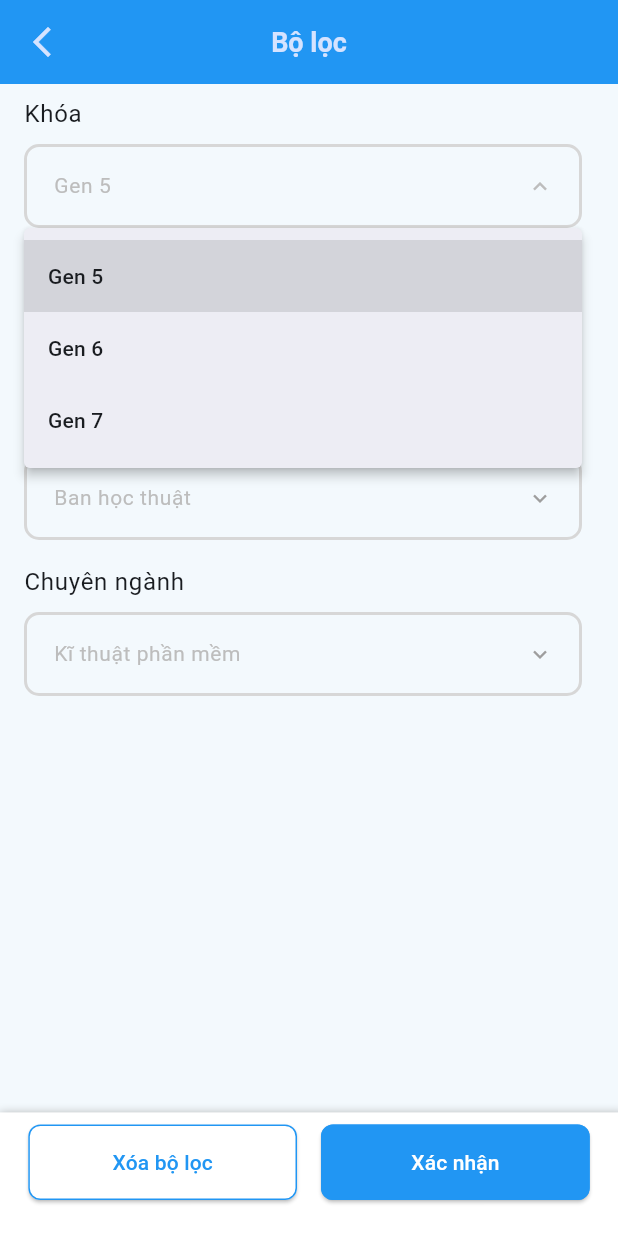
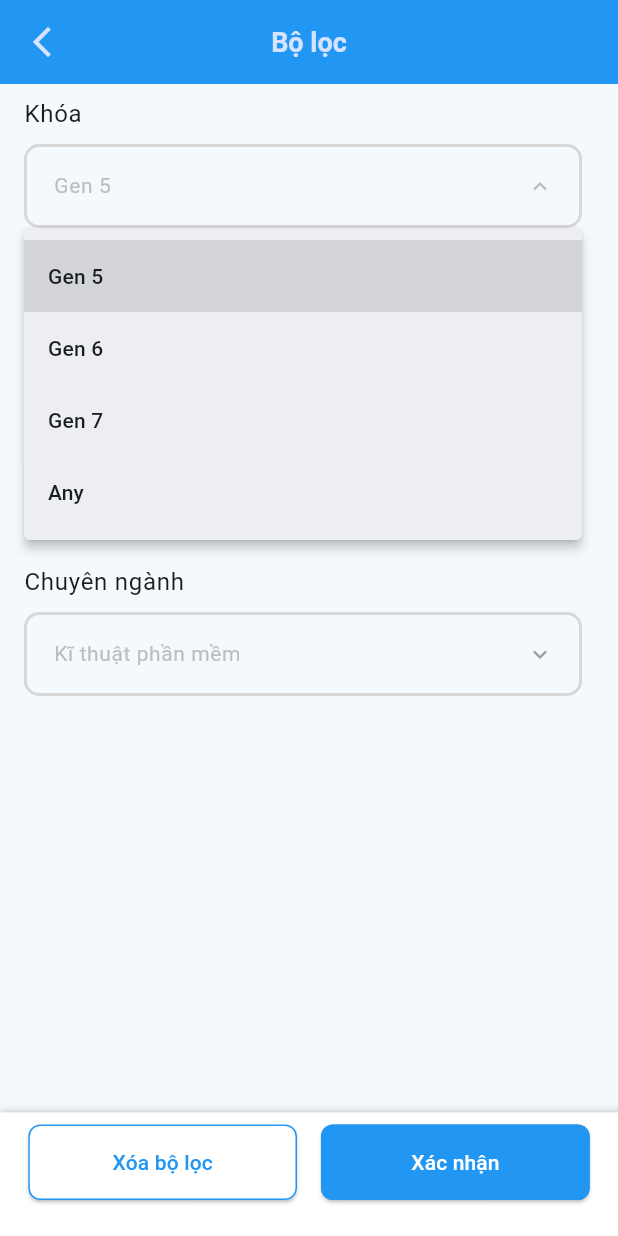
Before and after one commit to FU-DEVER-ORG/FU-DEVER-Dashboard-Mobile, a Flutter app: the FilterScreen screen opened directly, after a tap on "Gen 5", on a phone screen of 412 x 824 dp. Run offline on Flutter 3.47's test engine with Material 3 defaults, Android fonts, the phone set to English and light mode, and no system bars; our stand-ins replace flutter_easyloading, flutter_svg, google_fonts, image_picker, shared_preferences; missing offline and left inert: flutter_quill; accounts and stored records are empty; network calls fail; project files that could hold a hidden picture were left out.

Commit message:
complete filter

```diff
--- a/lib/models/member.dart
+++ b/lib/models/member.dart
@@ -27,7 +27,7 @@ class Member {
 
   String getGen(){
     if (dateJoin == null) {
-      return 'Date not set';
+      return 'noGen';
     }
 
     int startYear = 2017;
--- a/lib/modules/screens/filters/filter_screen.dart
+++ b/lib/modules/screens/filters/filter_screen.dart
@@ -8,25 +8,28 @@ class FilterScreen extends StatefulWidget {
 }
 
 class _FilterScreenState extends State<FilterScreen> {
-  final List<String> studentYearList = ['Gen 5', 'Gen 6', 'Gen 7'];
+  final List<String> studentYearList = ['Gen 5', 'Gen 6', 'Gen 7', 'Any'];
   final List<String> clubPositionList = [
     'Chủ nhiệm',
     'Phó chủ nhiệm',
     'Thư ký',
     'Trưởng ban',
     'Phó ban',
-    'Thành viên'
+    'Thành viên',
+    'Any'
   ];
   final List<String> boardList = [
     'Ban học thuật',
     'Ban truyền thông',
-    'Ban sự kiện'
+    'Ban sự kiện',
+    'Any'
   ];
   final List<String> majorList = [
     'Kĩ thuật phần mềm',
     'An toàn thông tin',
     'Trí tuệ nhân tạo',
-    'Thiết kế mỹ thuật số'
+    'Thiết kế mỹ thuật số',
+    'Any'
   ];
   String dropdownValueGen = 'Gen 5';
   String dropdownValuePosition = 'Chủ nhiệm';
```
Also changed, not shown: lib/modules/screens/home/home.dart (+28 -16 lines).
